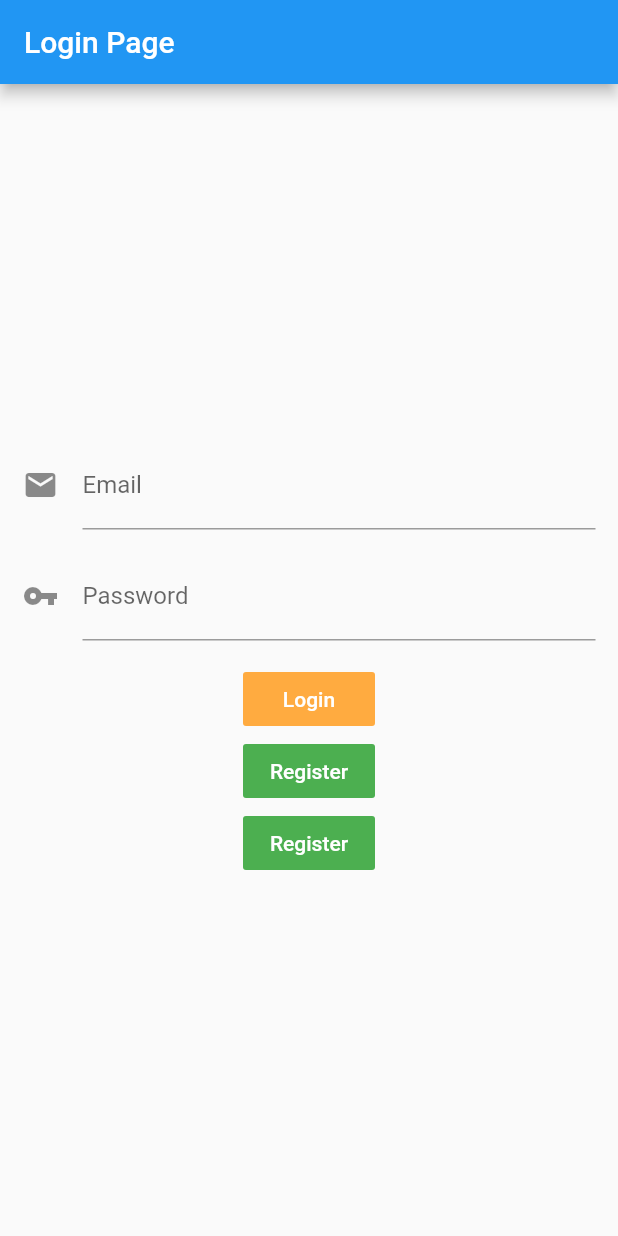
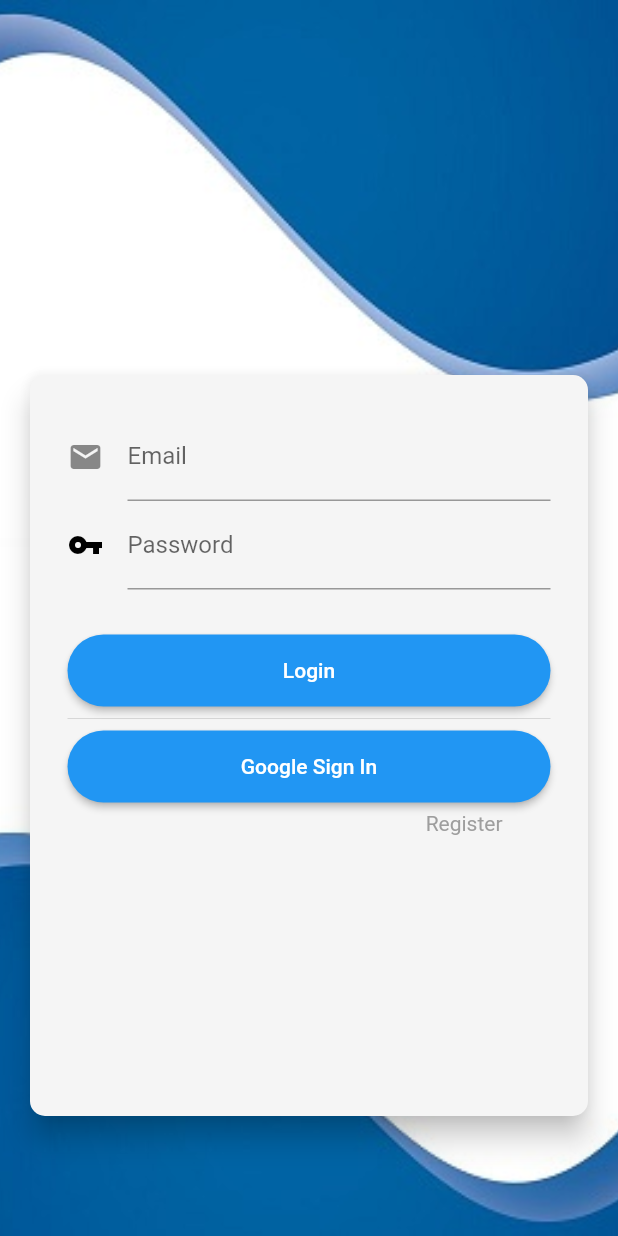
Before and after one commit to codigoalphacol/flutter_auth_firebase, a Flutter app: the screen it shows after launch, on a phone screen of 412 x 824 dp. Run offline on Flutter 3.47's test engine with Material 2 defaults, Android fonts, the phone set to English and light mode, and no system bars; our stand-ins replace firebase_auth, google_sign_in; missing offline and left inert: flutter_auth_buttons, flutter_auth_social; accounts and stored records are empty.

Commit message:
Add files via upload

```diff
--- /dev/null
+++ b/lib/loginemail.dart
@@ -0,0 +1,206 @@
+import 'package:flutter/cupertino.dart';
+import 'package:flutter/material.dart';
+import 'package:firebase_auth/firebase_auth.dart';
+import 'package:logincloud/googlepage.dart';
+import 'package:logincloud/page.dart';
+import 'package:logincloud/registerpage.dart';
+
+final FirebaseAuth _auth = FirebaseAuth.instance;
+final GlobalKey<FormState> _formKey = GlobalKey<FormState>();
+
+void main() => runApp(MyApp());
+
+class MyApp extends StatelessWidget {
+  @override
+  Widget build(BuildContext context) {
+    return MaterialApp(
+      title: 'Firebase Auth',
+      home: LoginPage(title: 'Firebase Auth'),
+    );
+  }
+}
+
+class LoginPage extends StatefulWidget {
+  final String title;
+
+  LoginPage({Key key, this.title}) : super(key: key);
+
+  _LoginPageState createState() => _LoginPageState();
+}
+
+class _LoginPageState extends State<LoginPage> {
+  TextEditingController _emailController = TextEditingController();
+  TextEditingController _passwordController = TextEditingController();
+
+  @override
+  Widget build(BuildContext context) {
+    return Scaffold(
+      resizeToAvoidBottomPadding: false, //evitar error bottom overflowed
+      body: Form(
+        key: _formKey,
+        //autovalidate: _autovalidate,
+        child: Container(
+          //padding: EdgeInsets.all(15.0),
+          child: Stack(
+            children: <Widget>[
+              Container(
+                decoration: BoxDecoration(
+                  image: DecorationImage(
+                    image: ExactAssetImage('assets/images/curved.jpg'),
+                    fit: BoxFit.cover,
+                  ),
+                ),
+              ),
+              Container(
+                child: new Card(
+                  color: Colors.grey[100],
+                  margin: new EdgeInsets.only(
+                      left: 20.0, right: 20.0, top: 250.0, bottom: 80.0),
+                  shape: RoundedRectangleBorder(
+                      borderRadius: BorderRadius.circular(10.0)),
+                  elevation: 8.0,
+                  child: new Padding(
+                    padding: new EdgeInsets.all(25.0),
+                    child: new Column(
+                      children: <Widget>[
+                        new Container(
+                          child: new TextFormField(
+                            maxLines: 1,
+                            controller: _emailController,
+                            textInputAction: TextInputAction.next,
+                            keyboardType: TextInputType.text,
+                            decoration: new InputDecoration(
+                                labelText: 'Email', icon: Icon(Icons.email)),
+                            onFieldSubmitted: (value) {
+                              //FocusScope.of(context).requestFocus(_phoneFocusNode);
+                            },
+                            validator: (value) {
+                              if (value.isEmpty) {
+                                return 'Type your name';
+                              }
+                            },
+                          ),
+                        ),
+                        new Container(
+                          child: new TextFormField(
+                            maxLines: 1,
+                            controller: _passwordController,
+                            textInputAction: TextInputAction.next,
+                            keyboardType: TextInputType.text,
+                            decoration: new InputDecoration(
+                              labelText: 'Password',
+                              icon: Icon(
+                                Icons.vpn_key,
+                                color: Colors.black,
+                              ),
+                            ),
+                            onFieldSubmitted: (value) {
+                              //FocusScope.of(context).requestFocus(_phoneFocusNode);
+                            },
+                            validator: (value) {
+                              if (value.isEmpty) {
+                                return 'Type your password';
+                              }
+                            },
+                          ),
+                        ),
+                        new Padding(padding: new EdgeInsets.only(top: 30.0)),
+                        new RaisedButton(
+                          color: Colors.blue,
+                          shape: new RoundedRectangleBorder(
+                              borderRadius: new BorderRadius.circular(30.0)),
+                          padding: new EdgeInsets.all(16.0),
+                          child: new Row(
+                            mainAxisAlignment: MainAxisAlignment.center,
+                            children: <Widget>[
+                              new Text(
+                                'Login',
+                                style: new TextStyle(
+                                    fontSize: 14.0,
+                                    fontWeight: FontWeight.w500,
+                                    color: Colors.white),
+                              ),
+                            ],
+                          ),
+                          onPressed: () {
+                            signInWithEmail();
+                          },
+                        ),
+                        Divider(),
+                        new RaisedButton(
+                          color: Colors.blue,
+                          shape: new RoundedRectangleBorder(
+                              borderRadius: new BorderRadius.circular(30.0)),
+                          padding: new EdgeInsets.all(16.0),
+                          child: new Row(
+                            mainAxisAlignment: MainAxisAlignment.center,
+                            children: <Widget>[
+                              new Text(
+                                'Google Sign In',
+                                style: new TextStyle(
+                                    fontSize: 14.0,
+                                    fontWeight: FontWeight.w500,
+                                    color: Colors.white),
+                              ),
+                            ],
+                          ),
+                          onPressed: () => _pushPage(context, SignInDemo()),
+                        ),
+                        Align(
+                          alignment: Alignment.centerRight,
+                          child: Padding(
+                            padding: const EdgeInsets.only(
+                              top: 6,
+                              right: 32,
+                            ),
+                            child: InkWell(
+                              onTap: () => _pushPage(context, RegisterPage()),
+                              child: Container(
+                                child: Text(
+                                  'Register',
+                                  style: TextStyle(
+                                    color: Colors.grey,
+                                  ),
+                                ),
+                              ),
+                            ),
+                          ),
+                        ),
+                      ],
+                    ),
+                  ),
+                ),
+              ),
+            ],
+          ),
+        ),
+      ),
+    );
+  }
+
+  void signInWithEmail() async {
+    // marked async
+    FirebaseUser user;
+    try {
+      user = await _auth.signInWithEmailAndPassword(
+          email: _emailController.text, password: _passwordController.text);
+    } catch (e) {
+      print(e.toString());
+    } finally {
+      if (user != null) {
+        // sign in successful!
+        _pushPage(context, Pintar());
+      } else {
+        // sign in unsuccessful
+        print('sign in Not');
+        // ex: prompt the user to try again
+      }
+    }
+  }
+}
+
+void _pushPage(BuildContext context, Widget page) {
+  Navigator.of(context).push(
+    MaterialPageRoute<void>(builder: (_) => page),
+  );
+}
--- a/lib/main.dart
+++ b/lib/main.dart
@@ -1,103 +1,13 @@
-import 'package:flutter/cupertino.dart';
 import 'package:flutter/material.dart';
-import 'package:firebase_auth/firebase_auth.dart';
-import 'package:flutter_auth_social/register_page.dart';
-import './emailPage.dart';
-import './signin_page.dart';
-
-void main() => runApp(MyApp());
-
-class MyApp extends StatelessWidget {
-  @override
-  Widget build(BuildContext context) {
-    return MaterialApp(
-      title: 'Firebase Auth',
-      home: LoginPage(title: 'Firebase Auth'),
-    );
-  }
-}
+import 'package:logincloud/loginemail.dart';
 
 
-class LoginPage extends StatefulWidget {
-  final String title;
 
-  LoginPage({Key key, this.title}) : super(key: key);
-
-  _LoginPageState createState() => _LoginPageState();
-}
-
-
-class _LoginPageState extends State<LoginPage> {
-
-  TextEditingController _emailController = TextEditingController();
-  TextEditingController _passwordController =TextEditingController();
-
-  @override
-  Widget build(BuildContext context) {
-    return Scaffold(
-      appBar: AppBar(
-        title: Text('Login Page'),
-      ),
-      body: Container(
-        padding: EdgeInsets.all(15.0),
-        child: Column(
-          mainAxisAlignment: MainAxisAlignment.center,
-          children: <Widget>[
-            TextField(
-              controller: _emailController,
-              decoration: InputDecoration(
-                labelText: 'Email',
-                icon: Icon(Icons.email)
-              ),
-            ),
-            SizedBox(height: 15.0,),
-            TextField(
-              controller: _passwordController,
-              decoration: InputDecoration(
-                labelText: 'Password',
-                icon: Icon(Icons.vpn_key)
-              ),
-            ),
-             SizedBox(height: 15.0,),
-             FlatButton(
-               child: Text('Login'),
-               color: Colors.orangeAccent,
-               textColor: Colors.white,
-               onPressed: (){
-                FirebaseAuth.instance.signInWithEmailAndPassword(
-                    email: _emailController.text,
-                    password: _passwordController.text).then((FirebaseUser user){
-                   Navigator.of(context).pushReplacement(CupertinoPageRoute(
-                  builder: (context) => EmailScreen(),
-                  ));
-                    }).catchError((e){
-                      print(e);
-                    });
-              },
-             ),
-             FlatButton(
-               child: Text('Register'),
-               color: Colors.green,
-               textColor: Colors.white,
-               onPressed: () => _pushPage(context, RegisterPage()),
-               ),
-               VerticalDivider(),
-               FlatButton(
-               child: Text('Register'),
-               color: Colors.green,
-               textColor: Colors.white,
-               onPressed: () => _pushPage(context, SignInPage()),
-               ),
-          ],
-        ),
-      ),
-    );
-  }
-}
-
-
-void _pushPage(BuildContext context, Widget page){
-  Navigator.of(context).push(
-    MaterialPageRoute<void>(builder: (_) => page),
+void main() {
+  runApp(
+    MaterialApp(
+      title: 'Google Sign In',
+      home: LoginPage(),
+    ),
   );
 }
```
Also changed, not shown: lib/googlepage.dart (added, +156 -0 lines), lib/page.dart (added, +25 -0 lines), lib/registerpage.dart (added, +95 -0 lines), pubspec.yaml (+5 -11 lines), assets/images/castillo.jpg (added), assets/images/curved.jpg (added), pubspec.lock, 14 other files.
